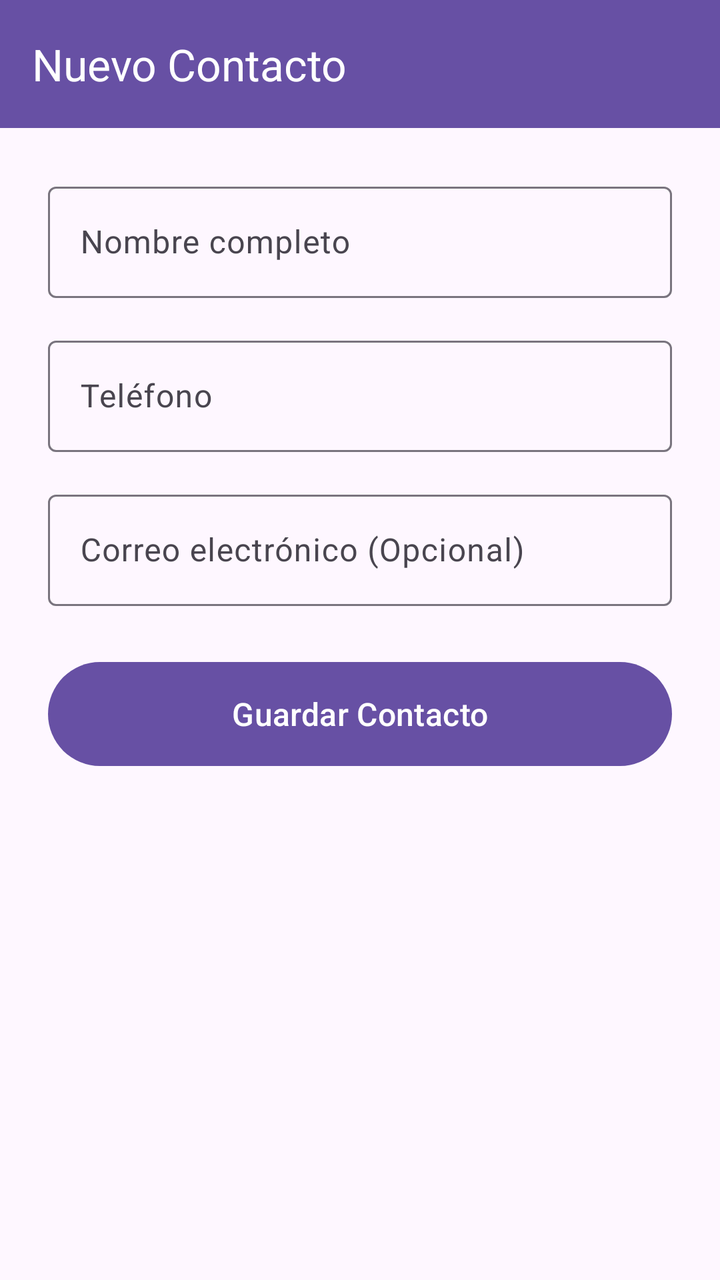
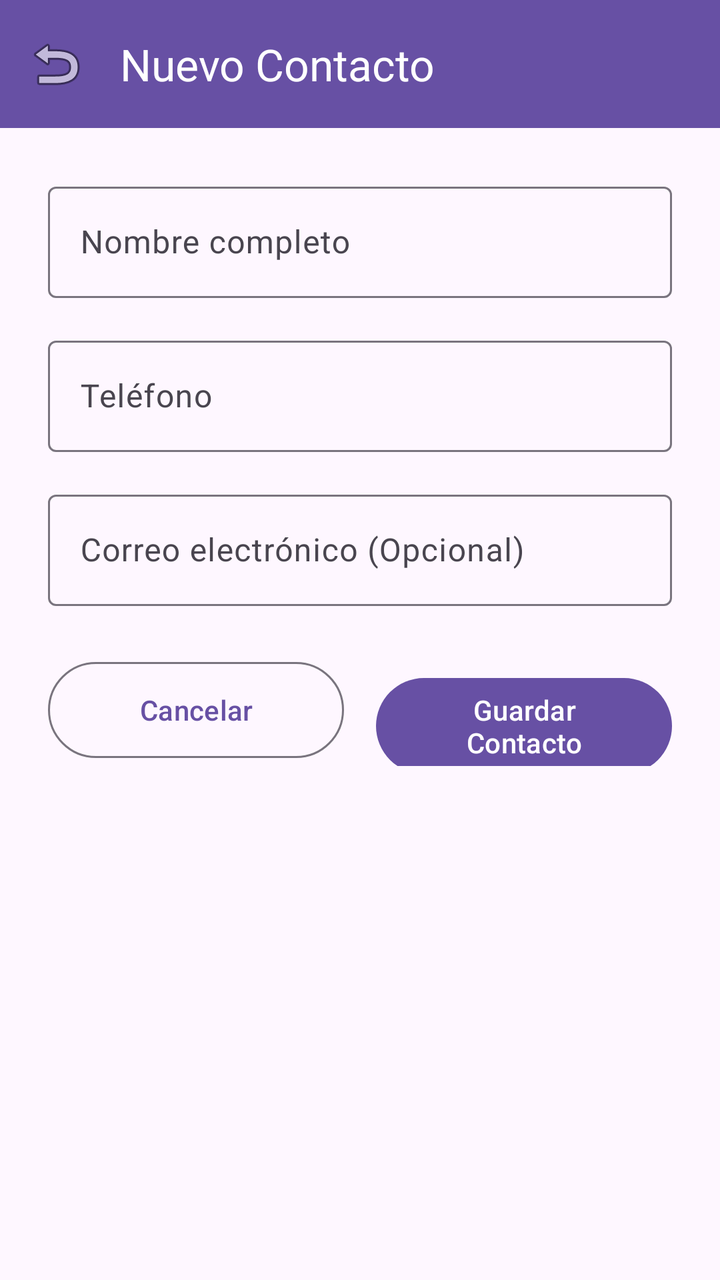

Two renders of the same Android screen: before a commit and after it. Below are the layout's source before the change and the commit's diff.
<!-- AndroidManifest.xml: application theme Theme.App_contactos -->
<!-- res/layout/activity_agregar_contacto.xml -->
<?xml version="1.0" encoding="utf-8"?>
<LinearLayout xmlns:android="http://schemas.android.com/apk/res/android"
    xmlns:app="http://schemas.android.com/apk/res-auto"
    xmlns:tools="http://schemas.android.com/tools"
    android:layout_width="match_parent"
    android:layout_height="match_parent"
    android:orientation="vertical"
    tools:context=".ui.AgregarContactoActivity">

    <com.google.android.material.appbar.MaterialToolbar
        android:id="@+id/toolbarAgregar"
        android:layout_width="match_parent"
        android:layout_height="wrap_content"
        android:background="?attr/colorPrimary"
        app:title="Nuevo Contacto"
        app:titleTextColor="@android:color/white" />

    <ScrollView
        android:layout_width="match_parent"
        android:layout_height="match_parent"
        android:padding="24dp">

        <LinearLayout
            android:layout_width="match_parent"
            android:layout_height="wrap_content"
            android:orientation="vertical">

            <com.google.android.material.textfield.TextInputLayout
                android:layout_width="match_parent"
                android:layout_height="wrap_content"
                android:layout_marginBottom="16dp"
                android:hint="Nombre completo">

                <com.google.android.material.textfield.TextInputEditText
                    android:id="@+id/etNombre"
                    android:layout_width="match_parent"
                    android:layout_height="wrap_content"
                    android:inputType="textPersonName" />

            </com.google.android.material.textfield.TextInputLayout>

            <com.google.android.material.textfield.TextInputLayout
                android:layout_width="match_parent"
                android:layout_height="wrap_content"
                android:layout_marginBottom="16dp"
                android:hint="Teléfono">

                <com.google.android.material.textfield.TextInputEditText
                    android:id="@+id/etTelefono"
                    android:layout_width="match_parent"
                    android:layout_height="wrap_content"
                    android:inputType="phone" />

            </com.google.android.material.textfield.TextInputLayout>

            <com.google.android.material.textfield.TextInputLayout
                android:layout_width="match_parent"
                android:layout_height="wrap_content"
                android:layout_marginBottom="24dp"
                android:hint="Correo electrónico (Opcional)">

                <com.google.android.material.textfield.TextInputEditText
                    android:id="@+id/etEmail"
                    android:layout_width="match_parent"
                    android:layout_height="wrap_content"
                    android:inputType="textEmailAddress" />

            </com.google.android.material.textfield.TextInputLayout>

            <Button
                android:id="@+id/btnGuardar"
                android:layout_width="match_parent"
                android:layout_height="60dp"
                android:text="Guardar Contacto"
                android:textSize="16sp" />

        </LinearLayout>

    </ScrollView>

</LinearLayout>
<!-- resources referenced by this layout -->
<resources>
  <style name="Theme.App_contactos" parent="Base.Theme.App_contactos" />
  <style name="Base.Theme.App_contactos" parent="Theme.Material3.DayNight.NoActionBar">
          
          
      </style>
</resources>

<!-- the commit's change to res/layout/activity_agregar_contacto.xml (unified diff, before → after) -->
@@ -13,7 +13,8 @@
         android:layout_height="wrap_content"
         android:background="?attr/colorPrimary"
         app:title="Nuevo Contacto"
-        app:titleTextColor="@android:color/white" />
+        app:titleTextColor="@android:color/white"
+        app:navigationIcon="@android:drawable/ic_menu_revert" />
 
     <ScrollView
         android:layout_width="match_parent"
@@ -67,12 +68,29 @@
 
             </com.google.android.material.textfield.TextInputLayout>
 
-            <Button
-                android:id="@+id/btnGuardar"
+            <LinearLayout
                 android:layout_width="match_parent"
-                android:layout_height="60dp"
-                android:text="Guardar Contacto"
-                android:textSize="16sp" />
+                android:layout_height="wrap_content"
+                android:orientation="horizontal">
+
+                <Button
+                    android:id="@+id/btnCancelarContacto"
+                    style="@style/Widget.Material3.Button.OutlinedButton"
+                    android:layout_width="0dp"
+                    android:layout_height="56dp"
+                    android:layout_weight="1"
+                    android:layout_marginEnd="8dp"
+                    android:text="Cancelar" />
+
+                <Button
+                    android:id="@+id/btnGuardar"
+                    android:layout_width="0dp"
+                    android:layout_height="56dp"
+                    android:layout_weight="1"
+                    android:layout_marginStart="8dp"
+                    android:text="Guardar Contacto" />
+
+            </LinearLayout>
 
         </LinearLayout>
 
